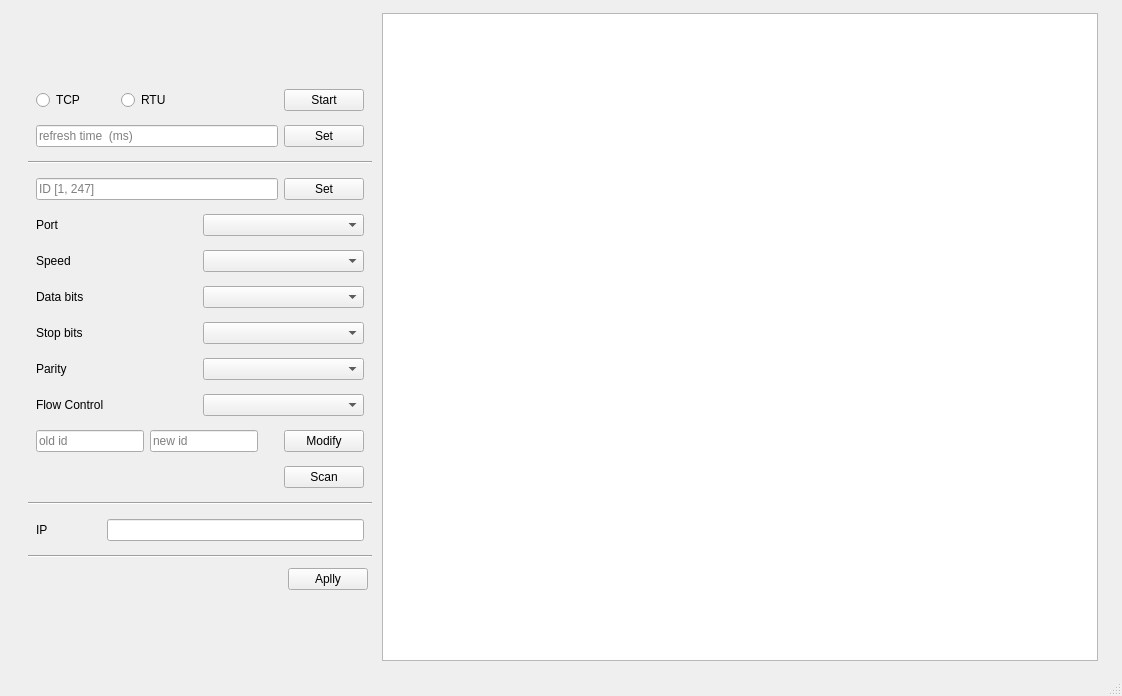
Above: ModbusTestClient/modbustest.ui from vijay-wang/ModbusTestClient before the change. Below: the same form after it.
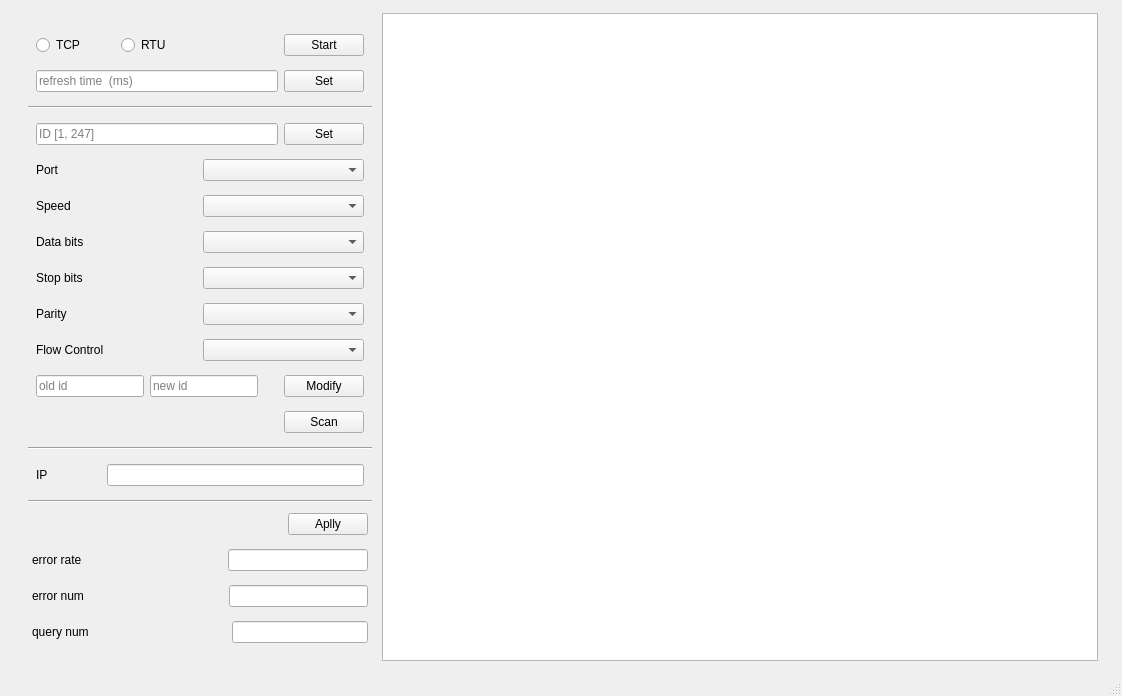
That is the form after the change.

Commit message:
Description: add console for displaing log.              statistical error rate.              enable debug message.
Change-files:

What changed in the file:
```diff
--- a/ModbusTestClient/modbustest.ui
+++ b/ModbusTestClient/modbustest.ui
@@ -635,6 +635,123 @@
           </item>
          </layout>
         </item>
+        <item>
+         <layout class="QHBoxLayout" name="horizontalLayout_7">
+          <property name="leftMargin">
+           <number>4</number>
+          </property>
+          <property name="topMargin">
+           <number>4</number>
+          </property>
+          <property name="rightMargin">
+           <number>4</number>
+          </property>
+          <property name="bottomMargin">
+           <number>4</number>
+          </property>
+          <item>
+           <widget class="QLabel" name="label">
+            <property name="text">
+             <string>error rate</string>
+            </property>
+           </widget>
+          </item>
+          <item>
+           <spacer name="horizontalSpacer_5">
+            <property name="orientation">
+             <enum>Qt::Horizontal</enum>
+            </property>
+            <property name="sizeHint" stdset="0">
+             <size>
+              <width>40</width>
+              <height>20</height>
+             </size>
+            </property>
+           </spacer>
+          </item>
+          <item>
+           <widget class="QLineEdit" name="lineEditErrorRate"/>
+          </item>
+         </layout>
+        </item>
+        <item>
+         <layout class="QHBoxLayout" name="horizontalLayout_10">
+          <property name="leftMargin">
+           <number>4</number>
+          </property>
+          <property name="topMargin">
+           <number>4</number>
+          </property>
+          <property name="rightMargin">
+           <number>4</number>
+          </property>
+          <property name="bottomMargin">
+           <number>4</number>
+          </property>
+          <item>
+           <widget class="QLabel" name="label_3">
+            <property name="text">
+             <string>error num</string>
+            </property>
+           </widget>
+          </item>
+          <item>
+           <spacer name="horizontalSpacer_6">
+            <property name="orientation">
+             <enum>Qt::Horizontal</enum>
+            </property>
+            <property name="sizeHint" stdset="0">
+             <size>
+              <width>40</width>
+              <height>20</height>
+             </size>
+            </property>
+           </spacer>
+          </item>
+          <item>
+           <widget class="QLineEdit" name="lineEditErrorNum"/>
+          </item>
+         </layout>
+        </item>
+        <item>
+         <layout class="QHBoxLayout" name="horizontalLayout_11">
+          <property name="leftMargin">
+           <number>4</number>
+          </property>
+          <property name="topMargin">
+           <number>4</number>
+          </property>
+          <property name="rightMargin">
+           <number>4</number>
+          </property>
+          <property name="bottomMargin">
+           <number>4</number>
+          </property>
+          <item>
+           <widget class="QLabel" name="label_2">
+            <property name="text">
+             <string>query num</string>
+            </property>
+           </widget>
+          </item>
+          <item>
+           <spacer name="horizontalSpacer_7">
+            <property name="orientation">
+             <enum>Qt::Horizontal</enum>
+            </property>
+            <property name="sizeHint" stdset="0">
+             <size>
+              <width>40</width>
+              <height>20</height>
+             </size>
+            </property>
+           </spacer>
+          </item>
+          <item>
+           <widget class="QLineEdit" name="lineEditQueryNum"/>
+          </item>
+         </layout>
+        </item>
         <item>
          <spacer name="verticalSpacer_2">
           <property name="orientation">
```
The commit also changes 4 other files.
